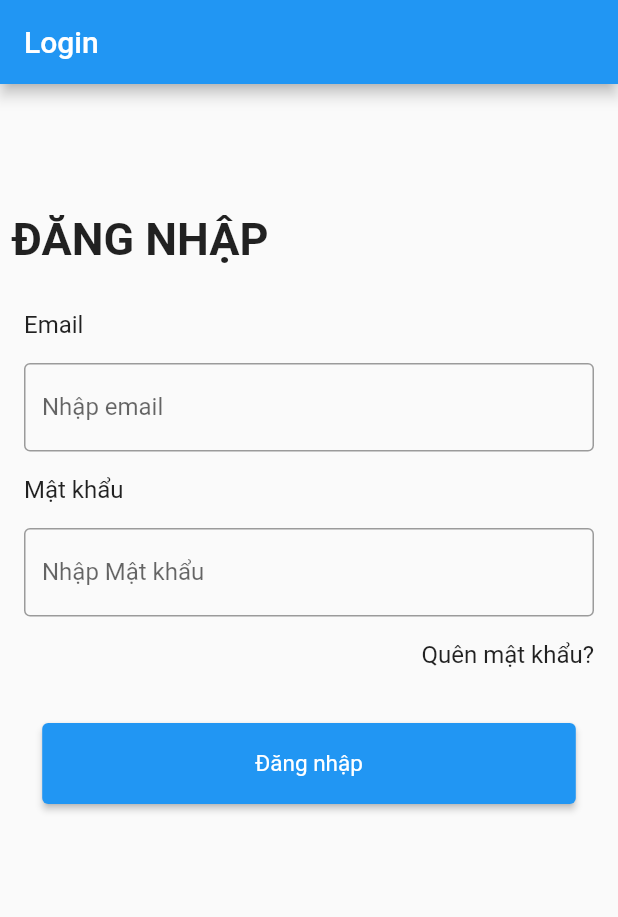
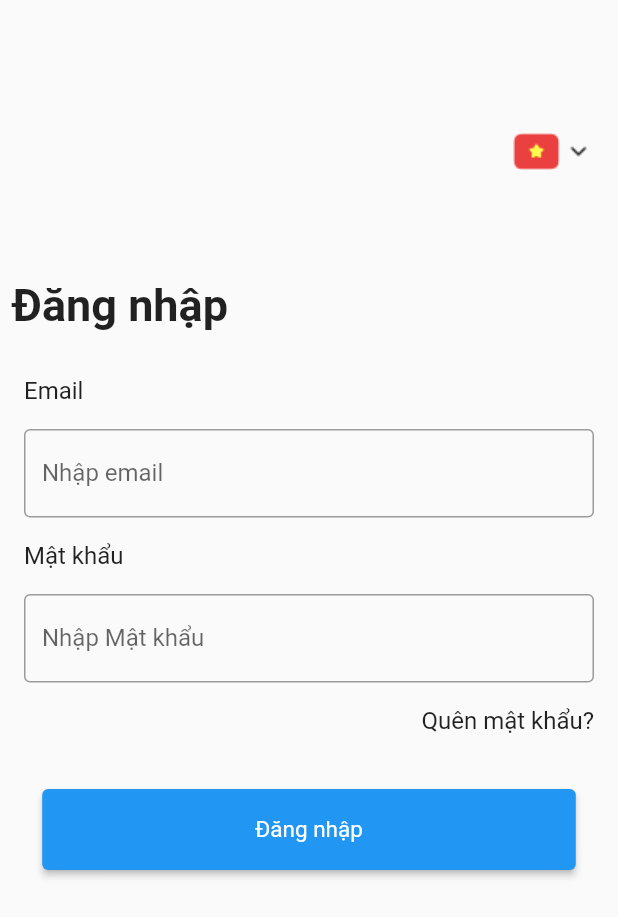
Before and after one commit to quanvm119/Flutter-App-01, a Flutter app: the screen it shows after launch, on a phone screen of 412 x 824 dp. Shown: the top 917 px of the screen. Run offline on Flutter 3.47's test engine with Material 2 defaults, Android fonts, the phone set to English and light mode, and no system bars.

Commit message:
update login page

```diff
--- a/lib/login_page.dart
+++ b/lib/login_page.dart
@@ -18,10 +18,6 @@ class _LoginState extends State<Login> {
   @override
   Widget build(BuildContext context) {
     return Scaffold(
-      appBar: AppBar(
-        title: Text(widget.title),
-        backgroundColor: Colors.blue,
-      ),
       body: Form(
         key: _formKey,
         child: Padding(
@@ -30,21 +26,39 @@ class _LoginState extends State<Login> {
             crossAxisAlignment: CrossAxisAlignment.start,
             children: [
               SizedBox(
-                height: 70,
+                height: 50,
+              ),
+                    Align(
+                  alignment: Alignment.topRight,
+                  child: Container(
+                    margin: const EdgeInsets.all(10.0),
+                    child: Image.asset(
+                      'images/popupvn.png',
+                      fit: BoxFit.contain,
+                      width: 52,
+                      height: 50,
+                    ),
+                  )),
+
+                    SizedBox(
+                height: 50,
               ),
               Text(
-                'ĐĂNG NHẬP', // Thêm văn bản ĐĂNG NHẬP
+                'Đăng nhập',
                 style: TextStyle(
                   fontSize: 30,
                   fontWeight: FontWeight.bold,
                 ),
               ),
+
               SizedBox(
                 height: 30,
               ),
+
+
               Padding(
                 padding: const EdgeInsets.only(
-                    left: 8.0), // Thêm padding chỉ vào phía trái
+                    left: 8.0),
                 child: Text(
                   'Email',
                   style: TextStyle(
@@ -70,7 +84,7 @@ class _LoginState extends State<Login> {
               ),
               Padding(
                 padding: const EdgeInsets.only(
-                    left: 8.0), // Thêm padding chỉ vào phía trái
+                    left: 8.0),
                 child: Text(
                   'Mật khẩu',
                   style: TextStyle(
@@ -96,10 +110,10 @@ class _LoginState extends State<Login> {
                 ),
               ),
               Align(
-                alignment: Alignment.topRight, // Căn chỉnh về phía bên phải
+                alignment: Alignment.topRight,
                 child: Padding(
                   padding: const EdgeInsets.only(
-                      right: 8.0), // Thêm padding chỉ vào phía phải
+                      right: 8.0),
                   child: Text(
                     'Quên mật khẩu?',
                     style: TextStyle(
@@ -109,7 +123,7 @@ class _LoginState extends State<Login> {
                   ),
                 ),
               ),
-           const SizedBox(
+              const SizedBox(
                 height: 20,
               ),
               Padding(
@@ -145,10 +159,10 @@ class _LoginState extends State<Login> {
                     style: ElevatedButton.styleFrom(
                       padding: const EdgeInsets.symmetric(
                           horizontal: 142,
-                          vertical: 18), // Điều chỉnh kích thước
+                          vertical: 18),
                       textStyle: TextStyle(
                           fontSize:
-                              15), // Điều chỉnh kích thước văn bản bên trong nút
+                              15),
                     ),
                   ),
                 ),
--- a/lib/main.dart
+++ b/lib/main.dart
@@ -1,17 +1,18 @@
 import 'package:flutter/material.dart';
 import 'login_page.dart';
 
-void main() => runApp(MyApp()); // Thay vì runApp(const HomepageApp());
+void main() =>
+    runApp(MyApp()); // Thay vì runApp(const HomepageApp());
 
 class MyApp extends StatelessWidget {
   @override
   Widget build(BuildContext context) {
     return MaterialApp(
       debugShowCheckedModeBanner: false,
-      initialRoute: '/login', // Trang đăng nhập là trang mặc định
+      initialRoute: '/login',
       routes: {
-        '/login': (context) => const Login(title: 'Login'), // Trang đăng nhập
-        '/home': (context) => const Homepage(), // Trang chính
+        '/login': (context) => const Login(title: 'Login'),
+        '/home': (context) => const Homepage(),
       },
     );
   }
@@ -25,7 +26,8 @@ class HomepageApp extends StatelessWidget {
       debugShowCheckedModeBanner: false,
       routes: {
         '/': (context) => const Homepage(),
-        '/login': (context) => const Login(title: 'Login'),
+        '/login': (context) =>
+            Login(title: 'Login'),
       },
     );
   }
@@ -35,10 +37,12 @@ class Homepage extends StatefulWidget {
   const Homepage({super.key});
 
   @override
-  State<Homepage> createState() => _HomepageState();
+  State<Homepage> createState() =>
+      _HomepageState();
 }
 
-class _HomepageState extends State<Homepage> {
+class _HomepageState
+    extends State<Homepage> {
   int _selectedIndex = 0;
 
   static const TextStyle optionStyle =
@@ -58,7 +62,7 @@ class _HomepageState extends State<Homepage> {
           children: [
             Padding(
               padding: const EdgeInsets.only(top: 10.0),
-              child:  Row(
+              child: Row(
                 crossAxisAlignment: CrossAxisAlignment.center,
                 children: [
                   Image.asset(
@@ -68,7 +72,7 @@ class _HomepageState extends State<Homepage> {
                     height: 65,
                   ),
                   SizedBox(width: 5),
-                  const Column(
+                  Column(
                     crossAxisAlignment: CrossAxisAlignment.start,
                     children: [
                       Text(
@@ -425,6 +429,9 @@ class _HomepageState extends State<Homepage> {
           )
         ],
       ),
+
+
+
       body: IndexedStack(
         index: _selectedIndex,
         children: _widgetOptions,
@@ -467,8 +474,8 @@ class _HomepageState extends State<Homepage> {
             height: 10,
             width: double.infinity,
             child: Container(
-              color: Colors.blue, // Đổi màu nền thành màu đỏ
-              // Bất kỳ nội dung nào bạn muốn hiển thị trong SizedBox
+              color: Colors.blue,
+
             ),
           )
         ],
--- a/pubspec.yaml
+++ b/pubspec.yaml
@@ -74,6 +74,7 @@ flutter:
   - images/yeucau.png
   - images/avatar.png
   - images/avar.png
+  - images/popupvn.png
 
   # An image asset can refer to one or more resolution-specific "variants", see
   # https://flutter.dev/assets-and-images/#resolution-aware
```
Also changed, not shown: images/popupvn.png (added).
